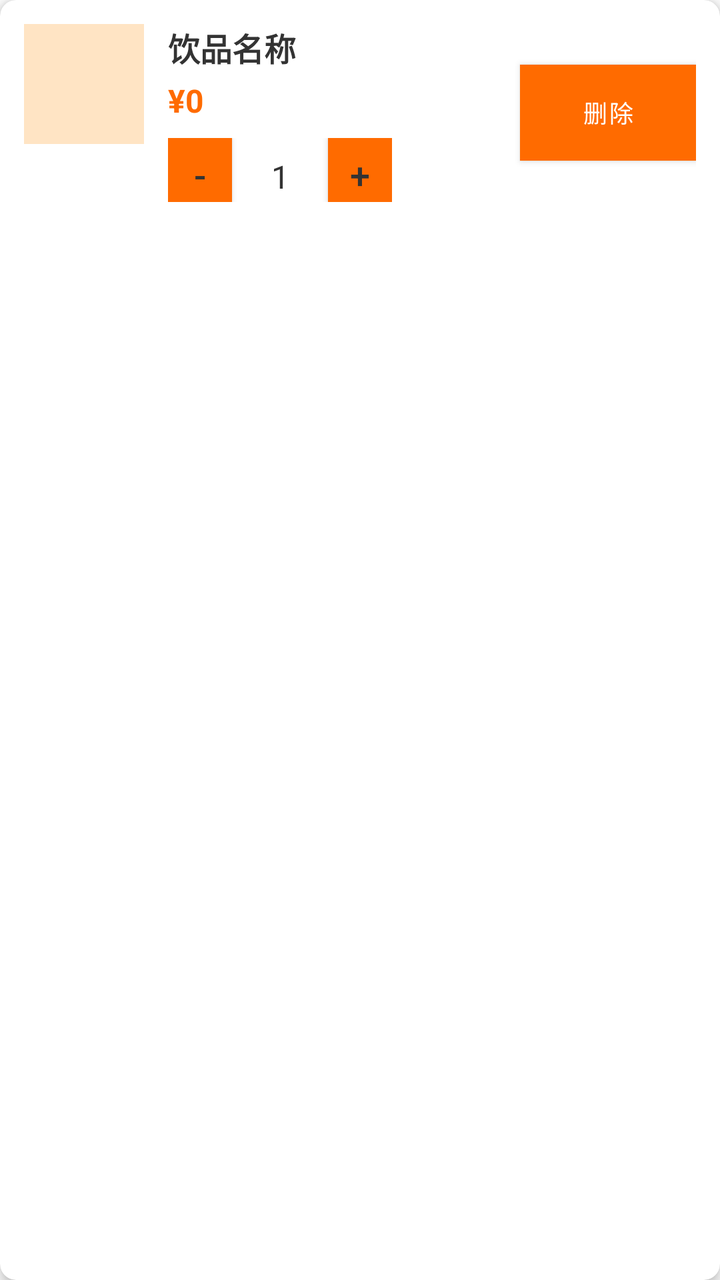
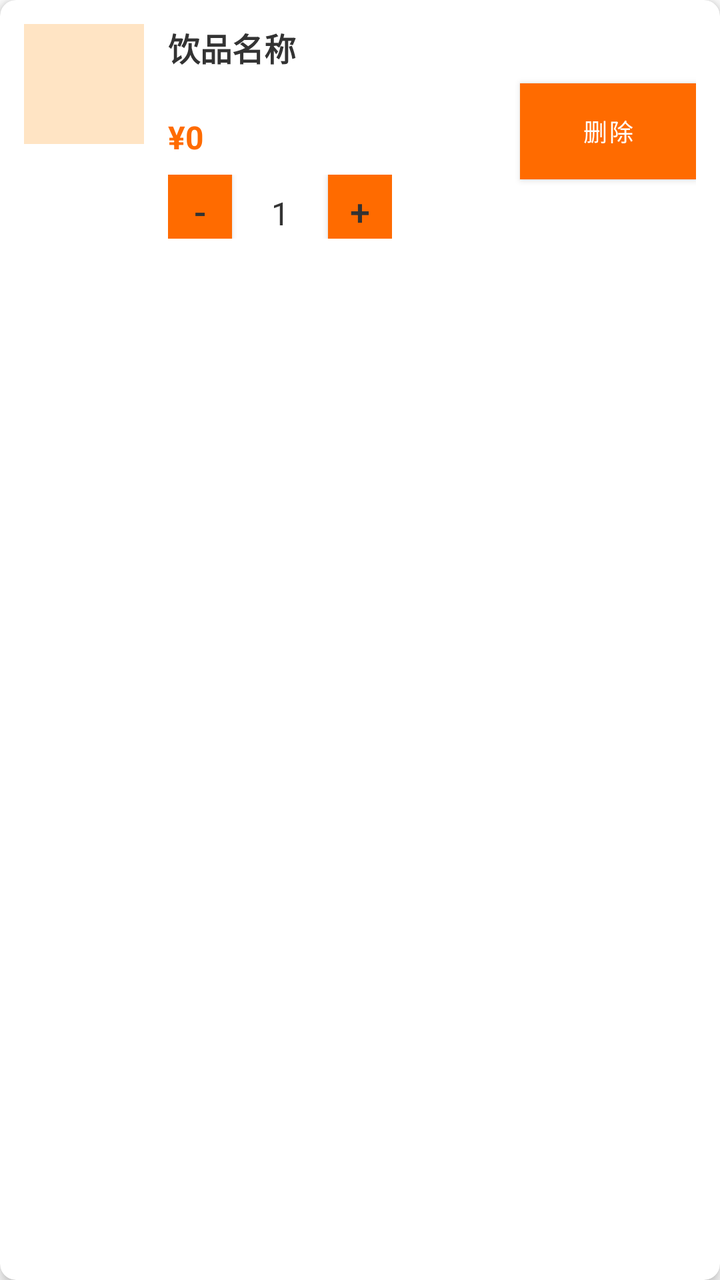

Screens rendered from an Android XML layout before and after an edit, with the pre-edit source and the edit as a unified diff.
<!-- AndroidManifest.xml: application theme Theme.DrinkOrder -->
<!-- res/layout/item_cart.xml -->
<?xml version="1.0" encoding="utf-8"?>

<androidx.cardview.widget.CardView xmlns:android="http://schemas.android.com/apk/res/android"
    xmlns:app="http://schemas.android.com/apk/res-auto"
    android:layout_width="match_parent"
    android:layout_height="wrap_content"
    android:layout_margin="8dp"
    app:cardCornerRadius="8dp"
    app:cardElevation="4dp">

    <LinearLayout
        android:layout_width="match_parent"
        android:layout_height="wrap_content"
        android:orientation="horizontal"
        android:padding="12dp">

        <ImageView
            android:id="@+id/iv_image"
            android:layout_width="60dp"
            android:layout_height="60dp"
            android:background="#FFE4C4"
            android:scaleType="centerCrop" />

        <LinearLayout
            android:layout_width="0dp"
            android:layout_height="wrap_content"
            android:layout_weight="1"
            android:layout_marginStart="12dp"
            android:orientation="vertical">

            <TextView
                android:id="@+id/tv_name"
                android:layout_width="wrap_content"
                android:layout_height="wrap_content"
                android:text="饮品名称"
                android:textColor="#333333"
                android:textSize="16sp"
                android:textStyle="bold" />

            <TextView
                android:id="@+id/tv_price"
                android:layout_width="wrap_content"
                android:layout_height="wrap_content"
                android:text="¥0"
                android:textColor="#FF6B00"
                android:textSize="16sp"
                android:textStyle="bold"
                android:layout_marginTop="4dp" />

            <LinearLayout
                android:layout_width="wrap_content"
                android:layout_height="wrap_content"
                android:orientation="horizontal"
                android:layout_marginTop="8dp">

                <Button
                    android:id="@+id/btn_minus"
                    android:layout_width="32dp"
                    android:layout_height="32dp"
                    android:background="#F5F5F5"
                    android:text="-"
                    android:textColor="#333333"
                    android:textSize="18sp"
                    android:padding="0dp" />

                <TextView
                    android:id="@+id/tv_quantity"
                    android:layout_width="48dp"
                    android:layout_height="32dp"
                    android:gravity="center"
                    android:text="1"
                    android:textColor="#333333"
                    android:textSize="16sp" />

                <Button
                    android:id="@+id/btn_plus"
                    android:layout_width="32dp"
                    android:layout_height="32dp"
                    android:background="#F5F5F5"
                    android:text="+"
                    android:textColor="#333333"
                    android:textSize="18sp"
                    android:padding="0dp" />

            </LinearLayout>

        </LinearLayout>

        <Button
            android:id="@+id/btn_delete"
            android:layout_width="wrap_content"
            android:layout_height="wrap_content"
            android:background="#FF4444"
            android:text="删除"
            android:textColor="#FFFFFF"
            android:textSize="12sp"
            android:layout_gravity="center_vertical" />

    </LinearLayout>

</androidx.cardview.widget.CardView>
<!-- resources referenced by this layout -->
<resources>
  <style name="Theme.DrinkOrder" parent="Theme.MaterialComponents.DayNight.DarkActionBar">
          <item name="colorPrimary">#FF6B00</item>
          <item name="colorPrimaryVariant">#FF8C00</item>
          <item name="colorOnPrimary">#FFFFFF</item>
          <item name="colorAccent">#FF6B00</item>
      </style>
</resources>

<!-- the commit's change to res/layout/item_cart.xml (unified diff, before → after) -->
@@ -36,6 +36,15 @@
                 android:textColor="#333333"
                 android:textSize="16sp"
                 android:textStyle="bold" />
+
+            <TextView
+                android:id="@+id/tv_custom"
+                android:layout_width="wrap_content"
+                android:layout_height="wrap_content"
+                android:text=""
+                android:textColor="#999999"
+                android:textSize="12sp"
+                android:layout_marginTop="2dp" />
 
             <TextView
                 android:id="@+id/tv_price"
